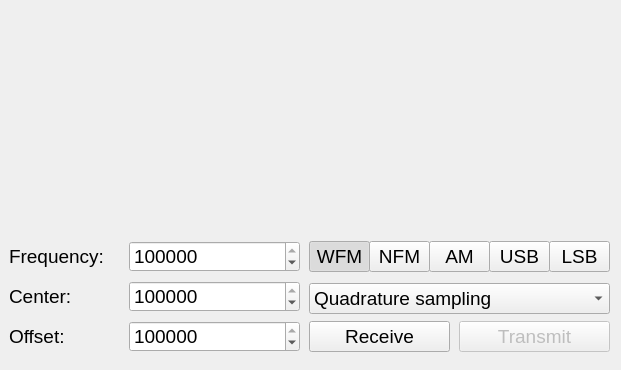
Above: mainwindow.ui from ha7ilm/qtcsdr before the change. Below: the same form after it.
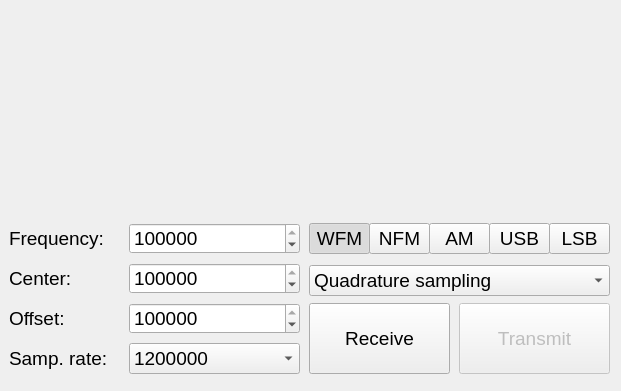
That is the form after the change. Custom widgets are drawn as their Qt base class.

Commit message: You can now select the sampling rate; receiver works on the Raspberry Pi correctly; also corrected a misuse of pgroup which left the rtl_tcp process behind.

```diff
--- a/mainwindow.ui
+++ b/mainwindow.ui
@@ -7,7 +7,7 @@
     <x>0</x>
     <y>0</y>
     <width>621</width>
-    <height>370</height>
+    <height>391</height>
    </rect>
   </property>
   <property name="font">
@@ -43,13 +43,13 @@
       <property name="minimumSize">
        <size>
         <width>603</width>
-        <height>120</height>
+        <height>159</height>
        </size>
       </property>
       <property name="maximumSize">
        <size>
         <width>16777215</width>
-        <height>120</height>
+        <height>159</height>
        </size>
       </property>
       <property name="font">
@@ -197,7 +197,7 @@
          <x>300</x>
          <y>80</y>
          <width>141</width>
-         <height>31</height>
+         <height>71</height>
         </rect>
        </property>
        <property name="text">
@@ -289,13 +289,69 @@
          <x>450</x>
          <y>80</y>
          <width>151</width>
-         <height>31</height>
+         <height>71</height>
         </rect>
        </property>
        <property name="text">
         <string>Transmit</string>
        </property>
       </widget>
+      <widget class="QLabel" name="label_4">
+       <property name="geometry">
+        <rect>
+         <x>0</x>
+         <y>120</y>
+         <width>121</width>
+         <height>31</height>
+        </rect>
+       </property>
+       <property name="text">
+        <string>Samp. rate:</string>
+       </property>
+      </widget>
+      <widget class="QComboBox" name="comboSampRate">
+       <property name="geometry">
+        <rect>
+         <x>120</x>
+         <y>120</y>
+         <width>171</width>
+         <height>31</height>
+        </rect>
+       </property>
+       <property name="currentIndex">
+        <number>2</number>
+       </property>
+       <item>
+        <property name="text">
+         <string>2400000</string>
+        </property>
+       </item>
+       <item>
+        <property name="text">
+         <string>2048000</string>
+        </property>
+       </item>
+       <item>
+        <property name="text">
+         <string>1200000</string>
+        </property>
+       </item>
+       <item>
+        <property name="text">
+         <string>1024000</string>
+        </property>
+       </item>
+       <item>
+        <property name="text">
+         <string>960000</string>
+        </property>
+       </item>
+       <item>
+        <property name="text">
+         <string>240000</string>
+        </property>
+       </item>
+      </widget>
      </widget>
     </item>
    </layout>
```
The commit also changes 4 other files.
